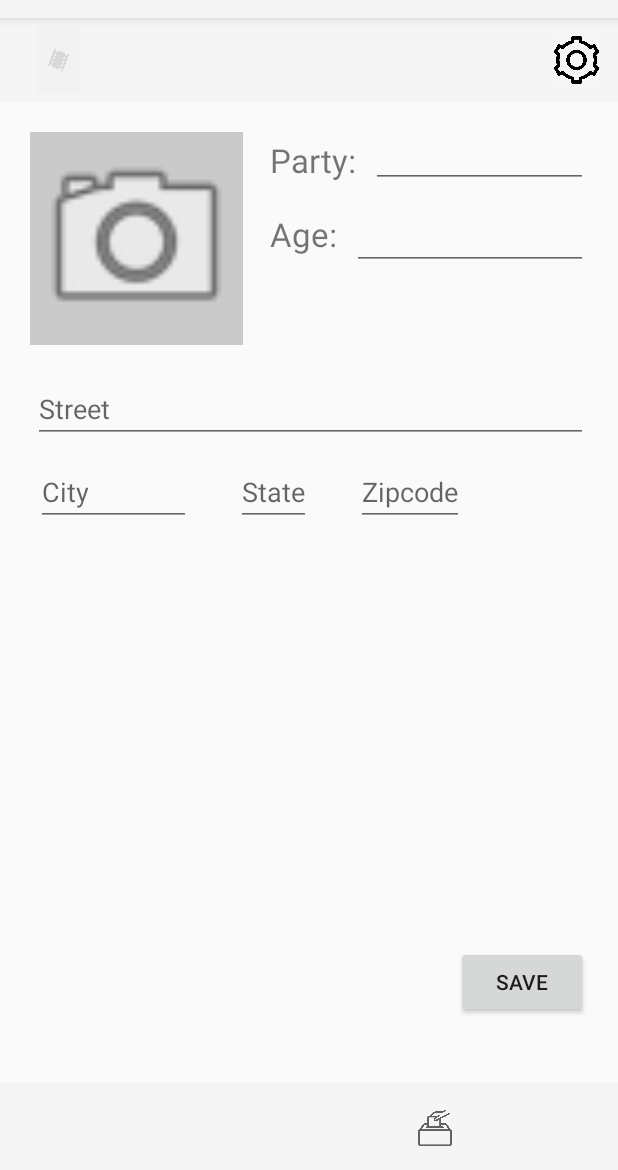
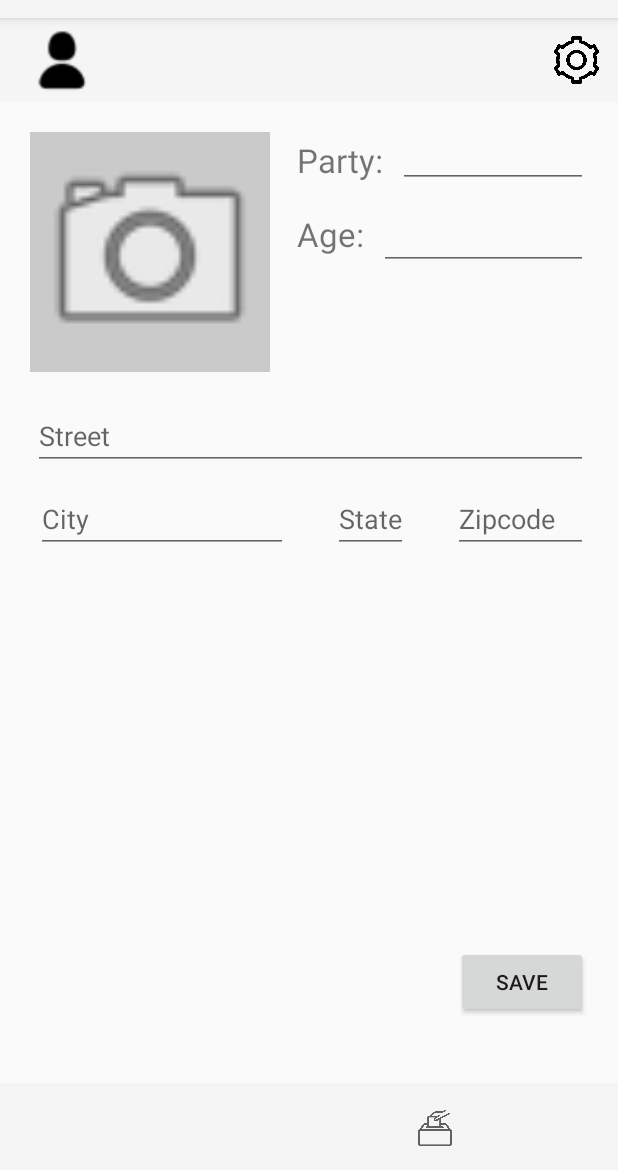
Before and after one commit to nsuarez99/FBU-VoterXV, an Android app: the fragment ProfileFragment placed in its activity, on a phone screen of 412 x 824 dp, the part 66-1236 px from its top. Run offline under Robolectric (Android 15) with nearby library versions, the light colour scheme and no system bars; libraries missing offline, so code that uses them is left out: com.codepath.asynchttpclient, com.parse, jp.wasabeef.glide, org.parceler; pictures from the network do not load; 31 statements that could not run were skipped.

Commit message:
resolved #5 added camera to profile page and updated user

```diff
--- a/app/src/main/java/com/example/fbu_voterxv/MainActivity.java
+++ b/app/src/main/java/com/example/fbu_voterxv/MainActivity.java
@@ -13,6 +13,7 @@ import android.view.MenuItem;
 import android.view.View;
 import android.widget.ImageView;
 
+import com.bumptech.glide.Glide;
 import com.example.fbu_voterxv.apis.GoogleAPI;
 import com.example.fbu_voterxv.fragments.ElectionsFragment;
 import com.example.fbu_voterxv.fragments.OfficialsFragment;
@@ -23,6 +24,8 @@ import com.google.android.material.bottomnavigation.BottomNavigationView;
 import com.parse.ParseUser;
 
 import org.parceler.Parcels;
+
+import jp.wasabeef.glide.transformations.RoundedCornersTransformation;
 
 public class MainActivity extends AppCompatActivity {
 
@@ -35,16 +38,14 @@ public class MainActivity extends AppCompatActivity {
     private final Fragment electionsFragment = new ElectionsFragment();
     private final Fragment settingsFragment = new SettingsFragment();
     private final Fragment profileFragment = new ProfileFragment();
+    private final FragmentManager fragmentManager = getSupportFragmentManager();
 
     @Override
     protected void onCreate(Bundle savedInstanceState) {
         super.onCreate(savedInstanceState);
         setContentView(R.layout.activity_main);
 
-        final FragmentManager fragmentManager = getSupportFragmentManager();
-
-
-        profileImage = findViewById(R.id.profile);
+        profileImage = findViewById(R.id.profileToolbar);
         toolbar = findViewById(R.id.toolbar);
         bottomNavigationView = findViewById(R.id.bottom_navigation);
         setSupportActionBar(toolbar);
@@ -92,7 +93,6 @@ public class MainActivity extends AppCompatActivity {
                         fragment = officialsFragment;
                         break;
                 }
-
                 //pass user data with fragment
                 Bundle bundle = new Bundle();
                 bundle.putParcelable("user", Parcels.wrap(user));
@@ -131,8 +131,14 @@ public class MainActivity extends AppCompatActivity {
         user.setParty(parseUser.getString("party"));
         user.setAge(parseUser.getInt("age"));
         user.setImage(parseUser.getParseFile("image"));
+        if (user.getImage() != null){
+            int radius = 100;
+            int margin = 0;
+            Glide.with(MainActivity.this).load(user.getImage().getUrl()).placeholder(R.drawable.person).transform(new RoundedCornersTransformation(radius, margin)).into(profileImage);
+        }
 
-        GoogleAPI.OfficialsParse.setMyOfficials(user, officialsFragment, getSupportFragmentManager().beginTransaction());
+        //get user representatives and election data
+        GoogleAPI.OfficialsParse.setMyOfficials(user, officialsFragment, fragmentManager.beginTransaction(), bottomNavigationView);
         GoogleAPI.ElectionParse.setElections(user);
 
     }
--- a/app/src/main/java/com/example/fbu_voterxv/apis/GoogleAPI.java
+++ b/app/src/main/java/com/example/fbu_voterxv/apis/GoogleAPI.java
@@ -1,5 +1,6 @@
 package com.example.fbu_voterxv.apis;
 
+import android.os.Bundle;
 import android.util.Log;
 
 import androidx.fragment.app.Fragment;
@@ -9,6 +10,7 @@ import com.codepath.asynchttpclient.AsyncHttpClient;
 import com.codepath.asynchttpclient.RequestParams;
 import com.codepath.asynchttpclient.callback.JsonHttpResponseHandler;
 import com.example.fbu_voterxv.BuildConfig;
+import com.example.fbu_voterxv.R;
 import com.example.fbu_voterxv.fragments.OfficialsFragment;
 import com.example.fbu_voterxv.models.Candidate;
 import com.example.fbu_voterxv.models.Election;
@@ -16,10 +18,12 @@ import com.example.fbu_voterxv.models.MyOfficials;
 import com.example.fbu_voterxv.models.Offices;
 import com.example.fbu_voterxv.models.Representative;
 import com.example.fbu_voterxv.models.User;
+import com.google.android.material.bottomnavigation.BottomNavigationView;
 
 import org.json.JSONArray;
 import org.json.JSONException;
 import org.json.JSONObject;
+import org.parceler.Parcels;
 
 import java.text.ParseException;
 import java.text.SimpleDateFormat;
@@ -49,7 +53,7 @@ public class GoogleAPI {
     public static class OfficialsParse{
 
         //sets myOfficials and district
-        public static void setMyOfficials(final User user, final Fragment officialsFragment, final FragmentTransaction fragmentTransaction) {
+        public static void setMyOfficials(final User user, final Fragment officialsFragment, final FragmentTransaction fragmentTransaction, BottomNavigationView bottomNavigationView) {
             final String URL = BASE_URL + "representatives";
             AsyncHttpClient client = new AsyncHttpClient();
 
@@ -65,9 +69,14 @@ public class GoogleAPI {
                         user.setOfficials(parseMyOfficials(jsonObject));
                         Log.i(TAG, user.getOfficials().toString());
                         ProPublicaAPI.OfficialsParse.setRepBasicInfo(user);
-                        fragmentTransaction.detach(officialsFragment);
-                        fragmentTransaction.attach(officialsFragment);
-                        fragmentTransaction.commit();
+
+                        //reload myofficials page
+                        Bundle bundle = new Bundle();
+                        bundle.putParcelable("user", Parcels.wrap(user));
+                        Fragment fragment = new OfficialsFragment();
+                        fragment.setArguments(bundle);
+                        fragmentTransaction.replace(R.id.frameLayoutContainer, fragment).commit();
+                        Log.i(TAG, "reloaded officials");
                     }
                     catch (JSONException e){
                         Log.e(TAG, "Hit json exception while parcing, error: " + e);
--- a/app/src/main/java/com/example/fbu_voterxv/fragments/OfficialsFragment.java
+++ b/app/src/main/java/com/example/fbu_voterxv/fragments/OfficialsFragment.java
@@ -8,6 +8,7 @@ import androidx.annotation.Nullable;
 import androidx.fragment.app.Fragment;
 import androidx.fragment.app.FragmentManager;
 
+import android.util.Log;
 import android.view.LayoutInflater;
 import android.view.View;
 import android.view.ViewGroup;
@@ -55,6 +56,7 @@ public class OfficialsFragment extends Fragment {
                              Bundle savedInstanceState) {
         // Inflate the layout for this fragment
         return inflater.inflate(R.layout.fragment_officials, container, false);
+
     }
 
     @Override
@@ -64,6 +66,10 @@ public class OfficialsFragment extends Fragment {
         //get officials data
         user = Parcels.unwrap(getArguments().getParcelable("user"));
         myOfficials = user.getOfficials();
+
+        if (myOfficials != null){
+            Log.i(TAG, myOfficials.toString());
+        }
 
         //set fragmentManager and fragment
         fragmentManager = getActivity().getSupportFragmentManager();
--- a/app/src/main/res/layout/activity_main.xml
+++ b/app/src/main/res/layout/activity_main.xml
@@ -20,11 +20,12 @@
             android:layout_width="match_parent"
             android:layout_height="match_parent">
             <ImageView
-                android:id="@+id/profile"
-                android:layout_width="46dp"
-                android:layout_height="44dp"
+                android:id="@+id/profileToolbar"
+                android:layout_width="50dp"
+                android:layout_height="45dp"
+                android:scaleType="fitCenter"
                 android:layout_alignParentStart="true"
-                app:srcCompat="@drawable/placeholder" />
+                app:srcCompat="@drawable/person" />
         </RelativeLayout>
 
     </androidx.appcompat.widget.Toolbar>
--- a/app/src/main/res/layout/fragment_profile.xml
+++ b/app/src/main/res/layout/fragment_profile.xml
@@ -8,9 +8,9 @@
     tools:context=".fragments.ProfileFragment">
 
     <ImageView
-        android:id="@+id/signupPic"
-        android:layout_width="142dp"
-        android:layout_height="142dp"
+        android:id="@+id/profilePic"
+        android:layout_width="160dp"
+        android:layout_height="160dp"
         android:layout_alignParentStart="true"
         android:background="#CACACA"
         android:scaleType="fitCenter"
@@ -22,7 +22,7 @@
         android:layout_height="wrap_content"
         android:layout_alignParentTop="true"
         android:layout_marginStart="14dp"
-        android:layout_toEndOf="@+id/signupPic"
+        android:layout_toEndOf="@+id/profilePic"
         android:padding="4dp"
         android:text="Party:"
         android:textSize="22dp" />
@@ -47,7 +47,7 @@
         android:layout_marginStart="14dp"
         android:layout_marginTop="12dp"
         android:padding="4dp"
-        android:layout_toEndOf="@+id/signupPic"
+        android:layout_toEndOf="@+id/profilePic"
         android:text="Age:"
         android:textSize="22dp" />
 
@@ -76,15 +76,15 @@
         android:id="@+id/profileStreet"
         android:layout_width="match_parent"
         android:layout_height="wrap_content"
-        android:layout_below="@+id/signupPic"
-        android:layout_alignStart="@+id/signupPic"
+        android:layout_below="@+id/profilePic"
+        android:layout_alignStart="@+id/profilePic"
         android:layout_marginStart="2dp"
         android:layout_marginTop="20dp"
         android:hint="Street" />
 
     <EditText
         android:id="@+id/profileCity"
-        android:layout_width="103dp"
+        android:layout_width="168dp"
         android:layout_height="wrap_content"
         android:layout_below="@+id/profileStreet"
         android:layout_alignStart="@+id/profileStreet"
@@ -97,16 +97,17 @@
         android:layout_width="wrap_content"
         android:layout_height="wrap_content"
         android:layout_below="@+id/profileStreet"
-        android:layout_toEndOf="@+id/profileCity"
         android:layout_marginStart="30dp"
         android:layout_marginTop="10dp"
+        android:layout_toEndOf="@+id/profileCity"
         android:hint="State" />
 
     <EditText
         android:id="@+id/profileZipcode"
-        android:layout_width="wrap_content"
+        android:layout_width="74dp"
         android:layout_height="wrap_content"
         android:layout_below="@+id/profileStreet"
+        android:layout_alignParentEnd="true"
         android:layout_marginStart="30dp"
         android:layout_marginTop="10dp"
         android:layout_toEndOf="@+id/profileState"
```
Also changed, not shown: app/src/main/AndroidManifest.xml (+10 -0 lines), app/src/main/java/com/example/fbu_voterxv/fragments/ProfileFragment.java (+101 -13 lines), app/src/main/res/xml/fileprovider.xml (added, +10 -0 lines), app/src/main/res/drawable-v24/person.png (added).
